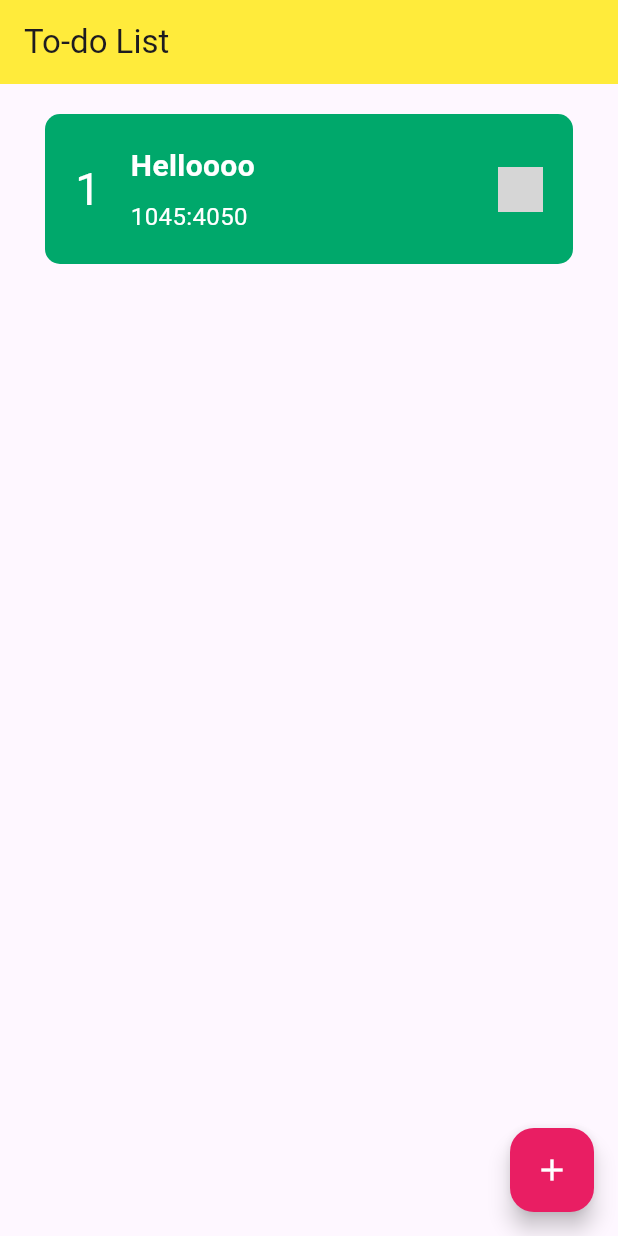
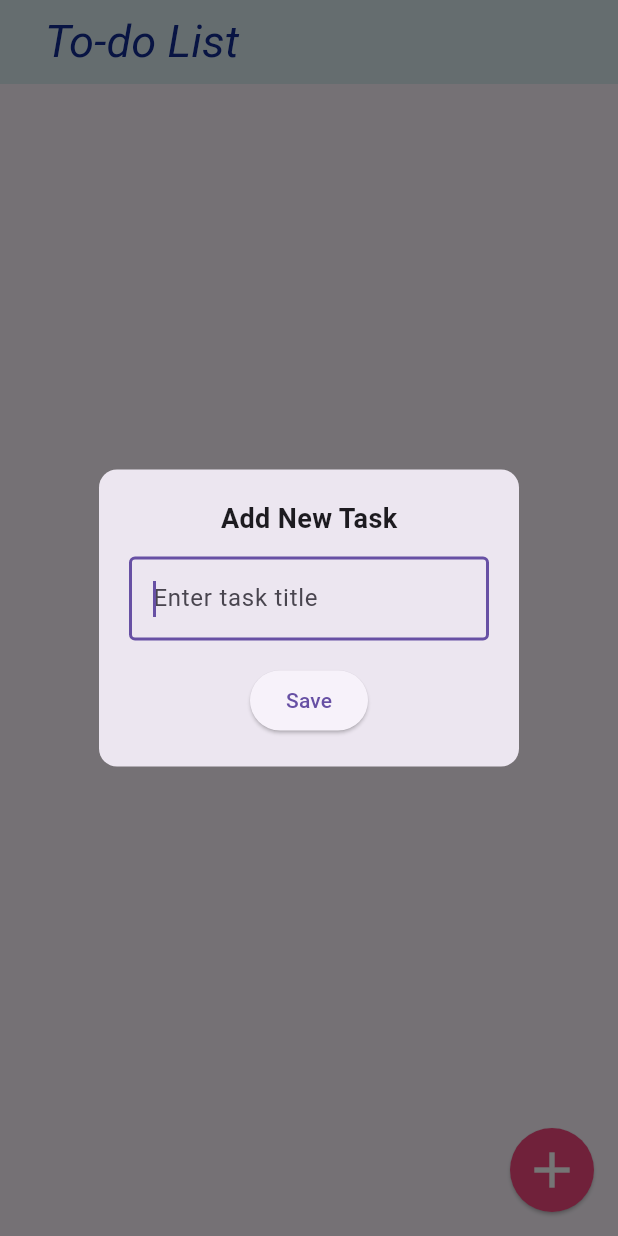
Before and after one commit to golnooshA/simple-projects, a Flutter app: the screen it shows after launch, after a tap on the "add" icon, on a phone screen of 412 x 824 dp. Run offline on Flutter 3.47's test engine with Material 3 defaults, Android fonts, the phone set to English and light mode, and no system bars; our stand-ins replace math_expressions; grey boxes are pictures that could not be loaded.

Commit message:
Todo-list design

```diff
--- a/lib/component/todo_card.dart
+++ b/lib/component/todo_card.dart
@@ -1,22 +1,22 @@
+import 'package:calculator/data/todo_data.dart';
 import 'package:flutter/material.dart';
 
 class TodoCard extends StatelessWidget {
+
+  final TodoData todoData;
   final int cardNumber;
-  final String title;
-  final String timestamp;
-  final Color cardColor;
-
   final String checkImage;
   final VoidCallback onTap;
+  final bool isHappy;
 
   const TodoCard({
-    Key? key,
+    super.key,
+    required this.onTap,
+    required this.checkImage,
+    this.isHappy = false,
     required this.cardNumber,
-    required this.title,
-    required this.timestamp,
-    required this.onTap,
-    required this.checkImage, required this.cardColor,
-  }) : super(key: key);
+    required this.todoData
+  });
 
   @override
   Widget build(BuildContext context) {
@@ -25,10 +25,10 @@ class TodoCard extends StatelessWidget {
       child: Container(
         width: MediaQuery.of(context).size.width,
         height: 100,
-        margin: EdgeInsets.symmetric(horizontal: 30, vertical: 20),
+        margin: EdgeInsets.only(top: 20, left: 30, right: 30),
         padding: EdgeInsets.symmetric(horizontal: 20, vertical: 20),
         decoration: BoxDecoration(
-          color: cardColor,
+          color: todoData.color,
           borderRadius: BorderRadius.all(Radius.circular(10)),
         ),
         child: Row(
@@ -39,8 +39,11 @@ class TodoCard extends StatelessWidget {
               // color: Colors.grey,
               child: Text(
                 cardNumber.toString(),
-                style: TextStyle(fontFamily: 'Roboto', fontSize: 30,
-                  color: Colors.white),
+                style: TextStyle(
+                  fontFamily: 'Roboto',
+                  fontSize: 30,
+                  color: Colors.white,
+                ),
               ),
             ),
             Expanded(
@@ -49,7 +52,7 @@ class TodoCard extends StatelessWidget {
                 crossAxisAlignment: CrossAxisAlignment.start,
                 children: [
                   Text(
-                    title,
+                    todoData.title,
                     maxLines: 1,
                     overflow: TextOverflow.clip,
                     style: const TextStyle(
@@ -61,10 +64,14 @@ class TodoCard extends StatelessWidget {
                   ),
                   const SizedBox(height: 4),
                   Text(
-                    timestamp,
+                    todoData.timestamp,
                     maxLines: 1,
                     overflow: TextOverflow.clip,
-                    style: const TextStyle(fontFamily: 'Roboto', fontSize: 16, color: Colors.white),
+                    style: const TextStyle(
+                      fontFamily: 'Roboto',
+                      fontSize: 16,
+                      color: Colors.white,
+                    ),
                   ),
                 ],
               ),
--- /dev/null
+++ b/lib/data/todo_data.dart
@@ -0,0 +1,15 @@
+import 'package:flutter/material.dart';
+
+class TodoData {
+  String title;
+  String timestamp;
+  bool isHappy;
+  Color color;
+
+  TodoData({
+    required this.title,
+    required this.timestamp,
+    required this.color,
+    this.isHappy = false,
+  });
+}
--- a/lib/design/design_color.dart
+++ b/lib/design/design_color.dart
@@ -16,6 +16,9 @@ class DesignColor {
   static const Color strongBlue = Color(0xFF3a9efd);
   static const Color strongViolet = Color(0xFF64379f);
   static const Color green = Color(0xFF00A86B);
+  static const Color pink = Color(0xFFf5487f);
+  static const Color lightBlue = Color(0xFFe3f6f5);
+  static const Color darkDarkBlue = Color(0xFF122c91);
 
 
 }
--- a/lib/main.dart
+++ b/lib/main.dart
@@ -5,7 +5,6 @@ import 'calculator.dart';
 void main() {
   runApp(
     MaterialApp(
-
       debugShowCheckedModeBanner: false,
       home: const TodoListView(),
     ),
--- a/lib/todo_list.dart
+++ b/lib/todo_list.dart
@@ -1,8 +1,8 @@
 import 'package:calculator/component/todo_card.dart';
 import 'package:calculator/design/design_color.dart';
+import 'package:calculator/data/todo_data.dart';
 import 'package:flutter/material.dart';
-import 'package:math_expressions/math_expressions.dart';
-import 'component/round_button.dart';
+import 'package:intl/intl.dart';
 
 class TodoListView extends StatefulWidget {
   const TodoListView({super.key});
@@ -12,25 +12,131 @@ class TodoListView extends StatefulWidget {
 }
 
 class _TodoListViewState extends State<TodoListView> {
+  final List<TodoData> todos = [];
+  final List<Color> colorList = [
+    DesignColor.red,
+    DesignColor.strongOrange,
+    DesignColor.yellow,
+    DesignColor.strongBlue,
+    DesignColor.green,
+    DesignColor.strongViolet,
+  ];
+
+  int colorIndex = 0;
+
+  void _addTodo() {
+    final now = DateTime.now();
+    final formatted =
+    DateFormat('HH:mm').format(now);
+    String newTitle = '';
+
+    showDialog(
+      context: context,
+      builder: (context) {
+        return AlertDialog(
+          shape: RoundedRectangleBorder(borderRadius: BorderRadius.circular(12)),
+          contentPadding: const EdgeInsets.all(20),
+          content: Column(
+            mainAxisSize: MainAxisSize.min,
+            children: [
+              const Text(
+                'Add New Task',
+                style: TextStyle(fontSize: 18, fontWeight: FontWeight.bold),
+              ),
+              const SizedBox(height: 12),
+              TextField(
+                autofocus: true,
+                decoration: const InputDecoration(
+                  hintText: 'Enter task title',
+                  border: OutlineInputBorder(),
+                ),
+                onChanged: (value) {
+                  newTitle = value;
+                },
+              ),
+              const SizedBox(height: 16),
+              ElevatedButton(
+                onPressed: () {
+                  if (newTitle.trim().isEmpty) return;
+                  setState(() {
+                    todos.add(
+                      TodoData(
+                        title: newTitle.trim(),
+                        timestamp: formatted,
+                        color: colorList[colorIndex % colorList.length],
+                      ),
+                    );
+                    colorIndex++;
+                  });
+                  Navigator.of(context).pop();
+                },
+                child: const Text('Save'),
+              ),
+            ],
+          ),
+        );
+      },
+    );
+  }
+
+  void _deleteTodo(int index) {
+    setState(() {
+      todos.removeAt(index);
+    });
+  }
+
+  void _toggleMood(int index) {
+    setState(() {
+      todos[index].isHappy = !todos[index].isHappy;
+    });
+  }
+
   @override
   Widget build(BuildContext context) {
     return Scaffold(
-      floatingActionButton: FloatingActionButton(onPressed: (){}, backgroundColor: Colors.pink,child: Icon(Icons.add, color: Colors.white,)),
+      floatingActionButton: FloatingActionButton(
+        elevation: 1,
+        shape: CircleBorder(),
+        onPressed: _addTodo,
+        backgroundColor: DesignColor.pink,
+        child: Icon(Icons.add, color: Colors.white, size: 40),
+      ),
       // backgroundColor: DesignColor.background,
       appBar: AppBar(
-        title: const Text('To-do List', style: TextStyle(fontFamily: 'Roboto',)),
-        backgroundColor: Colors.yellow,
+        elevation: 1,
+        title: const Text('To-do List', style: TextStyle(fontFamily: 'Roboto', fontSize: 30,fontStyle: FontStyle.italic)),
+        backgroundColor: DesignColor.lightBlue,
+        titleSpacing: 30,
+        foregroundColor: DesignColor.darkDarkBlue,
+
       ),
 
-      body: SingleChildScrollView(
-        child: TodoCard(
-          cardColor: DesignColor.green,
-          cardNumber: 1,
-          title: 'Helloooo',
-          timestamp: "1045:4050",
-          checkImage: 'assets/images/nocheck.png',
-          onTap: (){},
-        ),
+      body: ListView.builder(
+        itemCount: todos.length,
+        itemBuilder: (context, index) {
+          final todo = todos[index];
+          return Dismissible(
+            key: UniqueKey(),
+            direction: DismissDirection.endToStart,
+            onDismissed: (_) => _deleteTodo(index),
+            background: Container(
+              color: Colors.red,
+              alignment: Alignment.centerRight,
+              padding: const EdgeInsets.only(right: 20),
+              child: const Icon(Icons.delete, color: Colors.white),
+            ),
+            child: TodoCard(
+              cardNumber: index + 1,
+              todoData: todo,
+              isHappy: todo.isHappy,
+              checkImage:
+                  todo.isHappy
+                      ? 'assets/images/yescheck.png'
+                      : 'assets/images/nocheck.png',
+              onTap: () => _toggleMood(index),
+            ),
+          );
+        },
       ),
     );
   }
--- a/pubspec.yaml
+++ b/pubspec.yaml
@@ -13,6 +13,7 @@ dependencies:
   cupertino_icons: ^1.0.8
 
   math_expressions: ^2.7.0
+  intl: ^0.20.2
 
 dev_dependencies:
   flutter_test:
```
